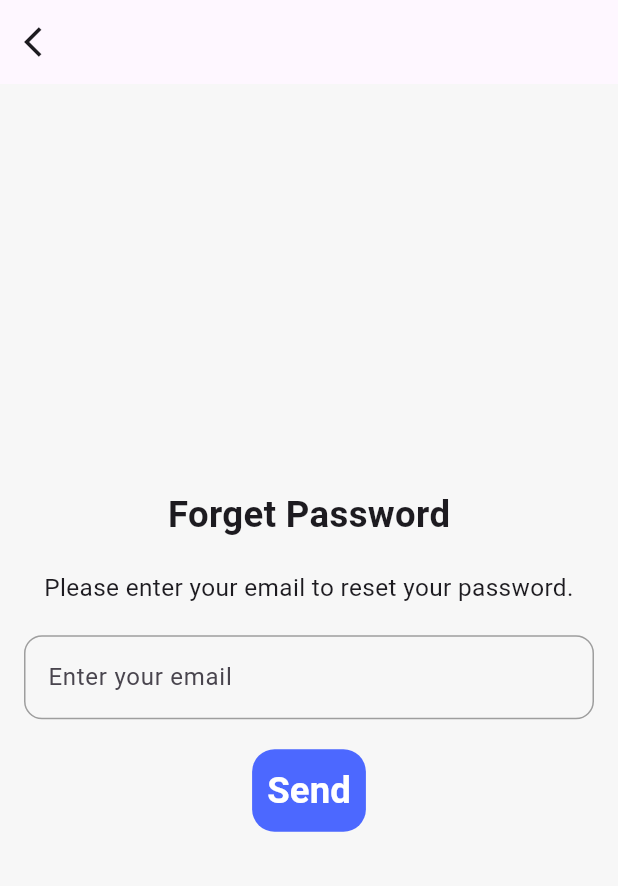
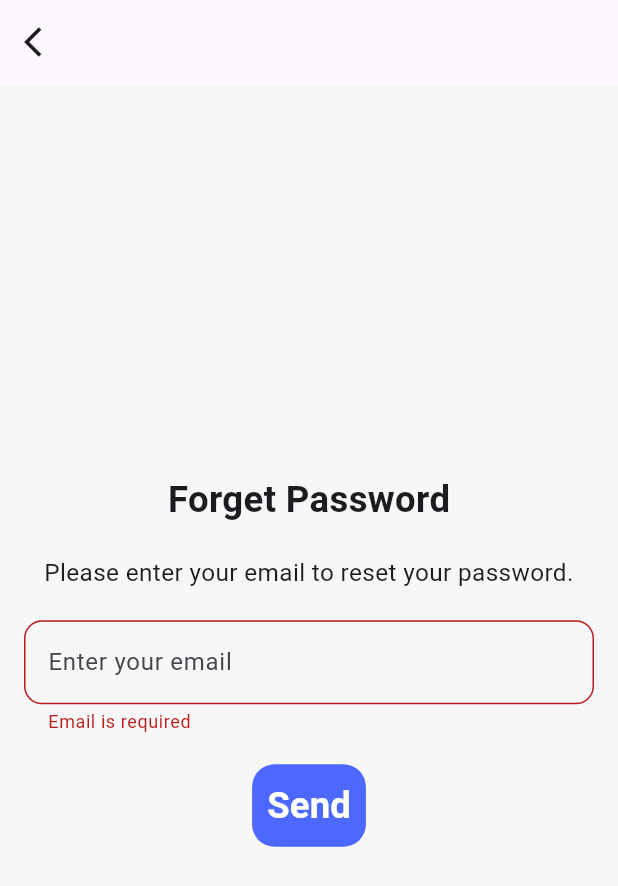
Before and after one commit to EngAhmed20/Supra-Cart, a Flutter app: the ForgetPassView screen opened by its route, after a tap on "Send", on a phone screen of 412 x 824 dp. Shown: the top 886 px of the screen. Run offline on Flutter 3.47's test engine with Material 3 defaults, Android fonts, the phone set to English and light mode, and no system bars; our stand-ins replace bloc, cached_network_image, flutter_bloc, flutter_rating_bar, flutter_screenutil, get_it and 4 more; accounts and stored records are empty.

Commit message:
reset pass

```diff
--- a/lib/features/auth/logic/cubit/authentication_cubit.dart
+++ b/lib/features/auth/logic/cubit/authentication_cubit.dart
@@ -19,7 +19,10 @@ class AuthenticationCubit extends Cubit<AuthenticationState> {
   late TextEditingController registerPasswordController;
   late TextEditingController registerConfirmPasswordController;
   late GlobalKey<FormState>registerFormKey;
- late AutovalidateMode autovalidateMode;
+ late AutovalidateMode autovalidateMode,signUpAutovalidateMode,resetPassAutovalidateMode;
+  late GlobalKey<FormState>resetPassFormKey;
+  late TextEditingController resetPassEmailController;
+
   init(){
     hidePass = true;
     hideConfirmPass = true;
@@ -32,6 +35,10 @@ class AuthenticationCubit extends Cubit<AuthenticationState> {
     registerPasswordController = TextEditingController();
     registerConfirmPasswordController = TextEditingController();
     autovalidateMode = AutovalidateMode.disabled;
+    resetPassFormKey = GlobalKey<FormState>();
+    resetPassEmailController = TextEditingController();
+    signUpAutovalidateMode = AutovalidateMode.disabled;
+    resetPassAutovalidateMode = AutovalidateMode.disabled;
     emit(AuthenticationInitial());
 
   }
@@ -42,8 +49,6 @@ class AuthenticationCubit extends Cubit<AuthenticationState> {
     registerEmailController.dispose();
     registerPasswordController.dispose();
     registerConfirmPasswordController.dispose();
-    loginFormKey.currentState?.dispose();
-    registerFormKey.currentState?.dispose();
     hidePass = true;
     hideConfirmPass = true;
 
@@ -152,8 +157,30 @@ Future <void> registerUser({required String name,required String email,required
         password: registerPasswordController.text.trim(),
       );
     } else {
-      autovalidateMode = AutovalidateMode.always;
+      signUpAutovalidateMode = AutovalidateMode.always;
       emit(AuthenticationRegisterValidationError());
+    }
+  }
+  /// reset pass
+  Future<void>resetPassword({required String email})async {
+    emit(AuthenticationPasswordResetLoading());
+    try {
+      await client.auth.resend(type: OtpType.signup,
+      email: email
+      );
+      emit(AuthenticationPasswordResetSuccess());
+    }catch(e) {
+      emit(AuthenticationPasswordResetFailure(e.toString()));
+    }
+  }
+  resetPasswordButtonPressed() {
+    if (resetPassFormKey.currentState!.validate()) {
+      resetPassword(
+        email: resetPassEmailController.text.trim(),
+      );
+    } else {
+      resetPassAutovalidateMode = AutovalidateMode.always;
+      emit(AuthenticationPasswordResetValidationError());
     }
   }
   /// logout
@@ -169,4 +196,5 @@ Future<void>logout()async{
     }
 }
 
+
 }
--- a/lib/features/auth/logic/cubit/authentication_state.dart
+++ b/lib/features/auth/logic/cubit/authentication_state.dart
@@ -41,3 +41,11 @@ class AuthenticationLogoutFailure extends AuthenticationState {
 
   AuthenticationLogoutFailure(this.errorMessage);
 }
+class AuthenticationPasswordResetLoading extends AuthenticationState {}
+class AuthenticationPasswordResetSuccess extends AuthenticationState {}
+class AuthenticationPasswordResetFailure extends AuthenticationState {
+  final String errorMessage;
+
+  AuthenticationPasswordResetFailure(this.errorMessage);
+}
+class AuthenticationPasswordResetValidationError extends AuthenticationState {}
--- a/lib/features/auth/ui/forget_pass_view.dart
+++ b/lib/features/auth/ui/forget_pass_view.dart
@@ -1,8 +1,13 @@
 import 'package:flutter/material.dart';
-import 'package:supra_cart/core/style/app_colors.dart';
+import 'package:flutter_bloc/flutter_bloc.dart';
 import 'package:supra_cart/core/style/app_text_styles.dart';
+import 'package:supra_cart/core/widgets/custom_snack_bar.dart';
 import 'package:supra_cart/core/widgets/custom_text_form.dart';
+import 'package:supra_cart/features/auth/logic/cubit/authentication_cubit.dart';
 import 'package:supra_cart/features/auth/ui/widgets/custom_text_button.dart';
+
+import '../../../core/helper_function/validators.dart';
+import '../../../core/widgets/loadibg_ink_drop.dart';
 
 class ForgetPassView extends StatelessWidget {
   const ForgetPassView({super.key});
@@ -10,7 +15,12 @@ class ForgetPassView extends StatelessWidget {
 
   @override
   Widget build(BuildContext context) {
-    return Scaffold(
+   return BlocConsumer<AuthenticationCubit,AuthenticationState>(builder: (context,state){
+      var cubit = context.read<AuthenticationCubit>();
+     return state is AuthenticationPasswordResetLoading
+         ? Scaffold(body: Loading_body(context))
+         :
+       Scaffold(
        appBar: AppBar(
          leading: IconButton(
            icon: const Icon(Icons.arrow_back_ios),
@@ -19,6 +29,9 @@ class ForgetPassView extends StatelessWidget {
        ),
        body: Padding(
          padding: const EdgeInsets.symmetric(horizontal: 16),
+         child: Form(
+           key: cubit.resetPassFormKey,
+            autovalidateMode: cubit.resetPassAutovalidateMode,
            child: Column(
              mainAxisAlignment: MainAxisAlignment.center,
              children: [
@@ -32,18 +45,33 @@ class ForgetPassView extends StatelessWidget {
                const SizedBox(height: 20),
                CustomTextFormField(hintText: 'Enter your email',
                  keyboardType: TextInputType.emailAddress,
+                  controller: cubit.resetPassEmailController,
                  validator: (value) {
-                if (value == null || value.isEmpty) {
-                  return 'Please enter your email';
-                }
-                return null;
+                   return FormValidators.validateEmail(value);
                  },
                ),
                const SizedBox(height: 20),
-            CustomTextButton(text: 'Send', onPressed: (){}),
+               CustomTextButton(text: 'Send', onPressed: (){
+                  cubit.resetPasswordButtonPressed();
+               }),
              ],
            ),
          ),
+       ),
      );
+   }, listener: (context,state){
+      if (state is AuthenticationPasswordResetSuccess) {
+
+          customSnackBar(
+            context: context,
+            msg: "Password reset link sent to your email.",
+            isError: false,);
+          Future.delayed(const Duration(seconds: 2), () {
+            Navigator.pop(context);
+          });
+      } else if (state is AuthenticationPasswordResetFailure) {
+       customSnackBar(context: context, msg: 'Failed to send password reset link. Please try again.');
+      }
+   });
   }
 }
--- a/lib/features/auth/ui/widgets/signup_view_body.dart
+++ b/lib/features/auth/ui/widgets/signup_view_body.dart
@@ -21,12 +21,12 @@ class SignupViewBody extends StatelessWidget {
         builder:(context,state){
           var cubit=context.read<AuthenticationCubit>();
           return state is AuthenticationRegisterLoading || state is AuthenticationGoogleSignInLoading
-              ? Loading_body(context)
+              ? Scaffold(body: Loading_body(context))
               :
             SingleChildScrollView(
             child: Form(
               key: cubit.registerFormKey,
-              autovalidateMode: cubit.autovalidateMode,
+              autovalidateMode: cubit.signUpAutovalidateMode,
               child: Column(
                 children: [
                   const SizedBox(height: 30,),
```
Lines whose indentation alone changed are shown as unchanged.
